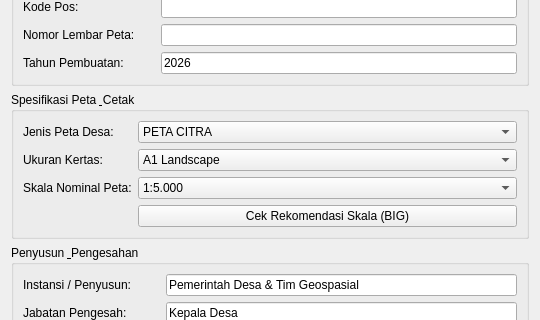
The window that peta_desa_dialog_base.ui (ahzastudio/qgis-peta-desa) describes before a commit, drawn with Qt 5; both pictures show x 0 to 540 and y 181 to 501 of the 540 by 729 pixel window.
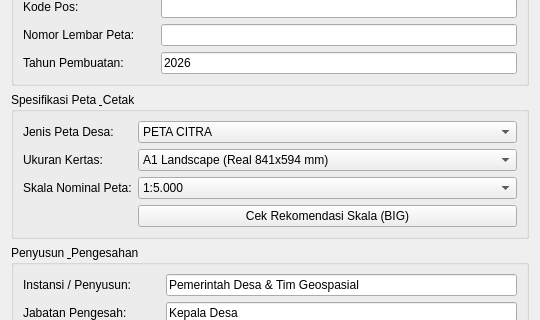
The same window after the commit.

Commit message: Support Real and Custom ISO Paper Sizes (A1, A0) with Centering Matrix

```diff
--- a/peta_desa_dialog_base.ui
+++ b/peta_desa_dialog_base.ui
@@ -182,7 +182,7 @@
        <widget class="QComboBox" name="cmbUkuranKertas">
         <item>
          <property name="text">
-          <string>A1 Landscape</string>
+          <string>A1 Landscape (Real 841x594 mm)</string>
          </property>
         </item>
         <item>
```
Left out of the diff: 12 changed lines with no effect on the pictures. The commit also changes 1 other file.
